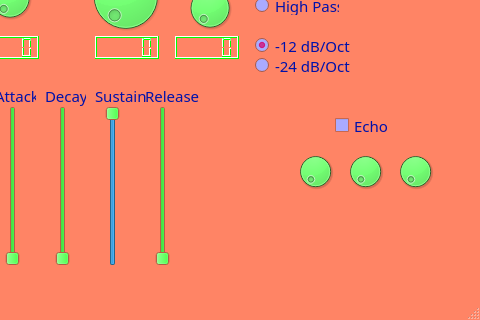
Above: mainwindow.ui from FlorentE96/Projet-additive-synth before the change; both pictures show x 105 to 585 and y 81 to 401 of the 585 by 401 pixel window. Below: the same form after it.
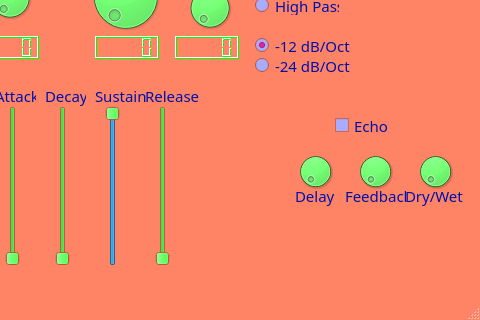
That is the form after the change.

Commit message: Potar working with MIDI controllers and UI

Patch:
```diff
--- a/mainwindow.ui
+++ b/mainwindow.ui
@@ -780,7 +780,7 @@
    <widget class="QDial" name="echoFb">
     <property name="geometry">
      <rect>
-      <x>450</x>
+      <x>460</x>
       <y>200</y>
       <width>41</width>
       <height>51</height>
@@ -790,13 +790,52 @@
    <widget class="QDial" name="echoDryWet">
     <property name="geometry">
      <rect>
-      <x>500</x>
+      <x>520</x>
       <y>200</y>
       <width>41</width>
       <height>51</height>
      </rect>
     </property>
    </widget>
+   <widget class="QLabel" name="label_8">
+    <property name="geometry">
+     <rect>
+      <x>400</x>
+      <y>240</y>
+      <width>41</width>
+      <height>20</height>
+     </rect>
+    </property>
+    <property name="text">
+     <string>Delay</string>
+    </property>
+   </widget>
+   <widget class="QLabel" name="label_9">
+    <property name="geometry">
+     <rect>
+      <x>450</x>
+      <y>240</y>
+      <width>61</width>
+      <height>20</height>
+     </rect>
+    </property>
+    <property name="text">
+     <string>Feedback</string>
+    </property>
+   </widget>
+   <widget class="QLabel" name="label_10">
+    <property name="geometry">
+     <rect>
+      <x>510</x>
+      <y>240</y>
+      <width>61</width>
+      <height>20</height>
+     </rect>
+    </property>
+    <property name="text">
+     <string>Dry/Wet</string>
+    </property>
+   </widget>
   </widget>
   <widget class="QMenuBar" name="menuBar">
    <property name="geometry">
```
Left out of the diff: 2 changed lines with no effect on the pictures. The commit also changes 4 other files.
